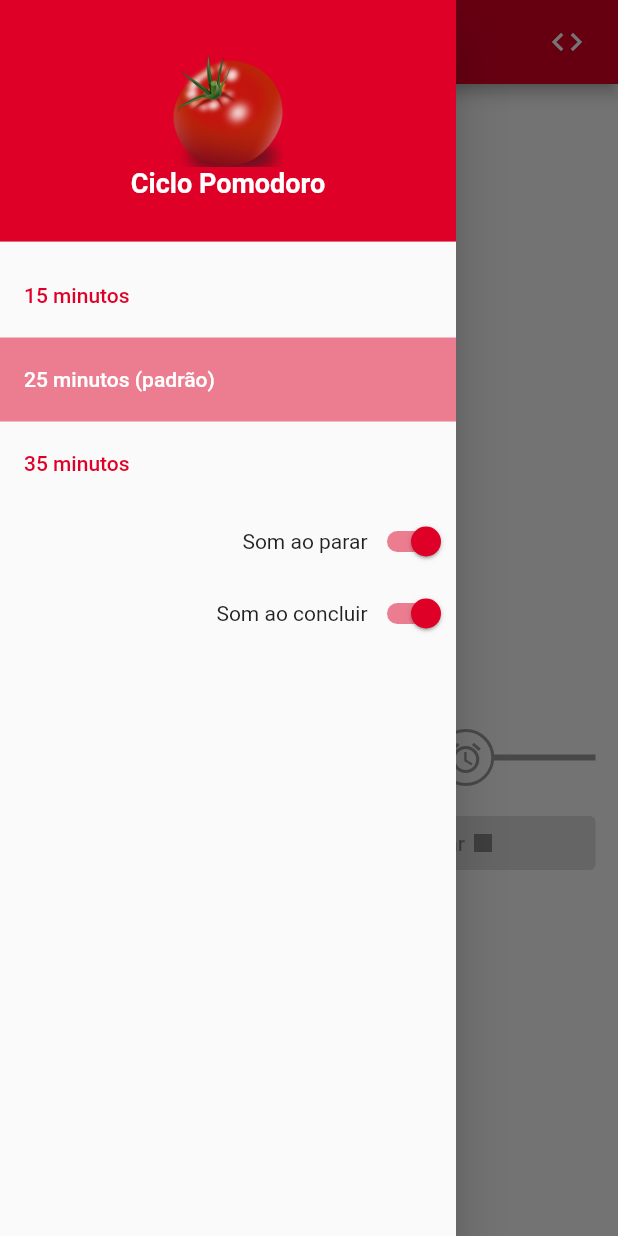
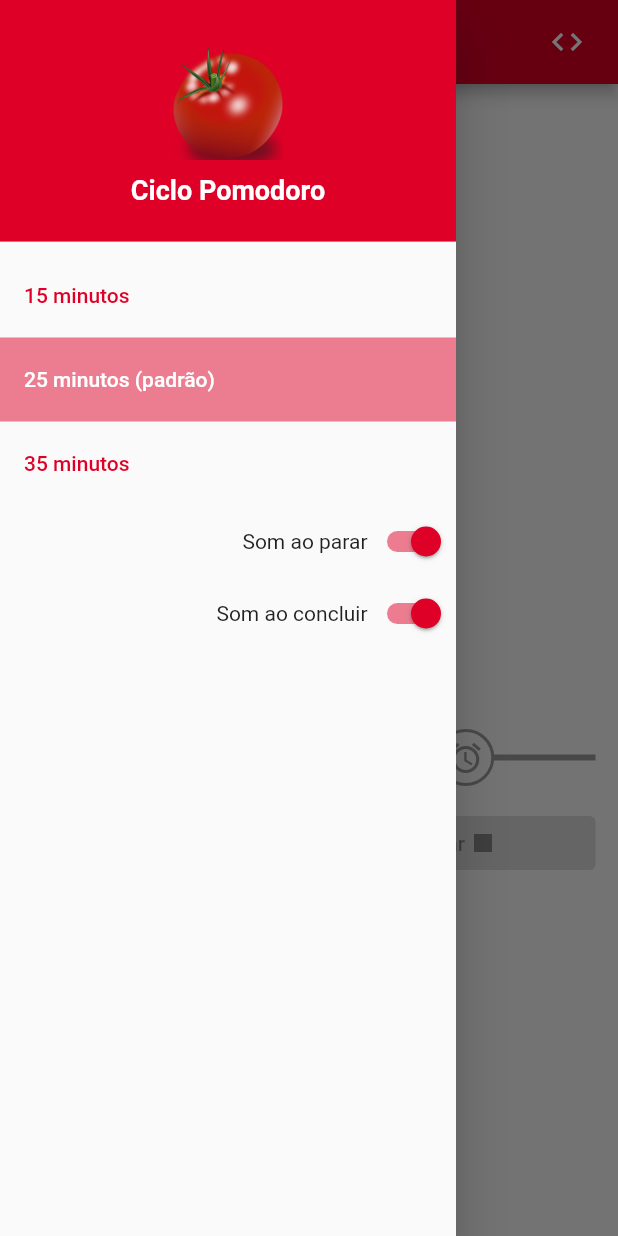
Before and after one commit to eduhds/ciclo_pomodoro, a Flutter app: the screen it shows after launch, with the side drawer open, on a phone screen of 412 x 824 dp. Run offline on Flutter 3.47's test engine with Material 2 defaults, Android fonts, the phone set to English and light mode, and no system bars; our stand-ins replace audioplayers, shared_preferences, wakelock.

Commit message:
fix: image padding

```diff
--- a/lib/main.dart
+++ b/lib/main.dart
@@ -227,10 +227,13 @@ class _MyHomePageState extends State<MyHomePage> {
                 mainAxisAlignment: MainAxisAlignment.center,
                 crossAxisAlignment: CrossAxisAlignment.center,
                 children: [
-                  Image.asset(
-                    'assets/tomato.png',
-                    width: 75,
-                    height: 75,
+                  Padding(
+                    padding: const EdgeInsets.only(bottom: 10),
+                    child: Image.asset(
+                      'assets/tomato.png',
+                      width: 75,
+                      height: 75,
+                    ),
                   ),
                   const Text(
                     appName,
```
